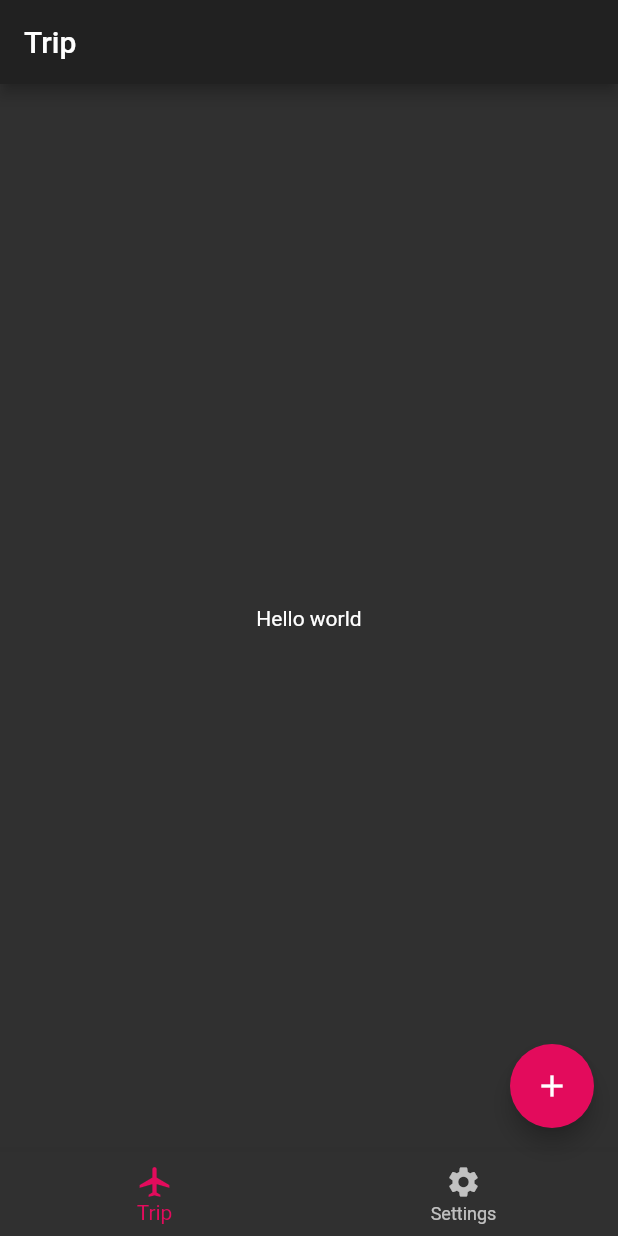
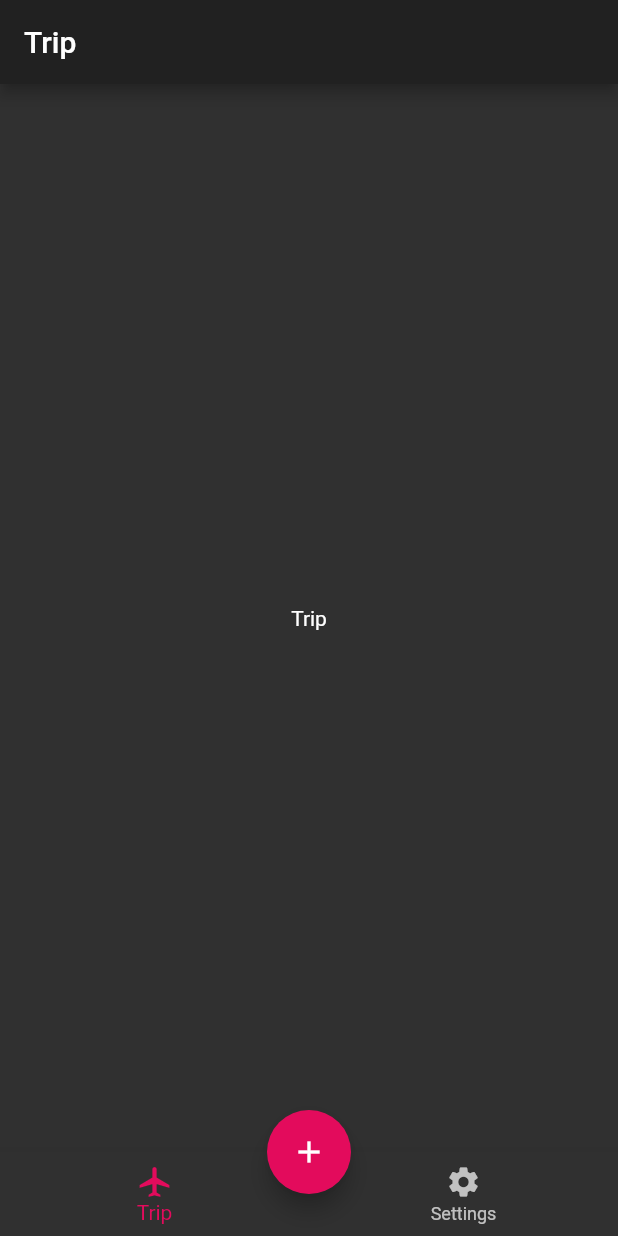
Before and after one commit to skyne98/open, a Flutter app: the screen it shows after launch, on a phone screen of 412 x 824 dp. Run offline on Flutter 3.47's test engine with Material 2 defaults, Android fonts, the phone set to English and light mode, and no system bars; our stand-ins replace bloc, settings_ui.

Commit message:
Some prototyping of settings and trip screens

```diff
--- /dev/null
+++ b/core/lib/preferences.dart
@@ -0,0 +1 @@
+class AppPreferences {}
--- a/core/pubspec.yaml
+++ b/core/pubspec.yaml
@@ -11,6 +11,8 @@ environment:
 dependencies:
   flutter:
     sdk: flutter
+  shared_preferences: ^0.5.12+4
+  settings_ui: ^0.6.0
 
 dev_dependencies:
   flutter_test:
--- /dev/null
+++ b/expenses/lib/bloc/trip_screen_bloc.dart
@@ -0,0 +1,18 @@
+import 'dart:async';
+
+import 'package:bloc/bloc.dart';
+import 'package:meta/meta.dart';
+
+part 'trip_screen_event.dart';
+part 'trip_screen_state.dart';
+
+class TripScreenBloc extends Bloc<TripScreenEvent, TripScreenState> {
+  TripScreenBloc() : super(TripScreenInitial());
+
+  @override
+  Stream<TripScreenState> mapEventToState(
+    TripScreenEvent event,
+  ) async* {
+    // TODO: implement mapEventToState
+  }
+}
--- /dev/null
+++ b/expenses/lib/bloc/trip_screen_event.dart
@@ -0,0 +1,4 @@
+part of 'trip_screen_bloc.dart';
+
+@immutable
+abstract class TripScreenEvent {}
--- /dev/null
+++ b/expenses/lib/bloc/trip_screen_state.dart
@@ -0,0 +1,6 @@
+part of 'trip_screen_bloc.dart';
+
+@immutable
+abstract class TripScreenState {}
+
+class TripScreenInitial extends TripScreenState {}
--- a/expenses/lib/main.dart
+++ b/expenses/lib/main.dart
@@ -1,5 +1,9 @@
 import 'package:core/theme.dart';
+import 'package:expenses/tabs/settings_tab.dart';
+import 'package:expenses/tabs/trip_tab.dart';
 import 'package:flutter/material.dart';
+import 'package:animations/animations.dart';
+import 'package:settings_ui/settings_ui.dart';
 
 void main() {
   runApp(MyApp());
@@ -12,33 +16,73 @@ class MyApp extends StatelessWidget {
       title: 'Open Expenses',
       themeMode: ThemeMode.dark,
       darkTheme: getOpenDarkTheme(),
-      home: MyHomePage(title: 'Trip'),
+      home: MyHomePage(),
     );
   }
 }
 
 class MyHomePage extends StatefulWidget {
-  MyHomePage({Key key, this.title}) : super(key: key);
-  final String title;
+  MyHomePage({Key key}) : super(key: key);
 
   @override
   _MyHomePageState createState() => _MyHomePageState();
 }
 
 class _MyHomePageState extends State<MyHomePage> {
+  int index = 0;
+
+  String _buildTitle(int index) {
+    if (index == 0) {
+      return "Trip";
+    } else if (index == 1) {
+      return "Settings";
+    }
+
+    return "None";
+  }
+
+  Widget _buildBody(BuildContext context, int index) {
+    if (index == 0) {
+      return TripTab();
+    } else if (index == 1) {
+      return SettingsTab();
+    }
+
+    return null;
+  }
+
+  Widget _buildFloatingActionButton(BuildContext context, int index) {
+    if (index == 0) {
+      return FloatingActionButton(
+        onPressed: () {},
+        tooltip: 'Add expense',
+        child: Icon(Icons.add),
+      );
+    }
+
+    return null;
+  }
+
   @override
   Widget build(BuildContext context) {
     return Scaffold(
       appBar: AppBar(
-        title: Text(widget.title),
+        title: Text(_buildTitle(index)),
       ),
-      body: Center(child: Text("Hello world")),
-      floatingActionButton: FloatingActionButton(
-        onPressed: () {},
-        tooltip: 'Increment',
-        child: Icon(Icons.add),
+      body: PageTransitionSwitcher(
+        transitionBuilder: (child, animation, secondaryAnimation) =>
+            FadeThroughTransition(
+          animation: animation,
+          secondaryAnimation: secondaryAnimation,
+          child: child,
+        ),
+        child: _buildBody(context, index),
       ),
+      floatingActionButtonLocation: FloatingActionButtonLocation.centerDocked,
+      floatingActionButton: _buildFloatingActionButton(context, index),
       bottomNavigationBar: BottomNavigationBar(
+        currentIndex: index,
+        onTap: (index) => setState(() => this.index = index),
         items: [
           BottomNavigationBarItem(
               label: "Trip", icon: Icon(Icons.airplanemode_active)),
--- /dev/null
+++ b/expenses/lib/tabs/trip_tab.dart
@@ -0,0 +1,17 @@
+import 'package:flutter/material.dart';
+
+class TripTab extends StatefulWidget {
+  TripTab({Key key}) : super(key: key);
+
+  @override
+  _TripTabState createState() => _TripTabState();
+}
+
+class _TripTabState extends State<TripTab> {
+  @override
+  Widget build(BuildContext context) {
+    return Center(
+      child: Text("Trip"),
+    );
+  }
+}
--- a/expenses/pubspec.yaml
+++ b/expenses/pubspec.yaml
@@ -25,7 +25,11 @@ dependencies:
     sdk: flutter
   core:
     path: ../core
-
+  shared_preferences: ^0.5.12+4
+  settings_ui: ^0.6.0
+  bloc: ^6.1.1
+  flutter_bloc: ^6.1.2
+  animations: ^1.1.2
 
   # The following adds the Cupertino Icons font to your application.
   # Use with the CupertinoIcons class for iOS style icons.
```
Also changed, not shown: expenses/lib/tabs/settings_tab.dart (added, +37 -0 lines).
